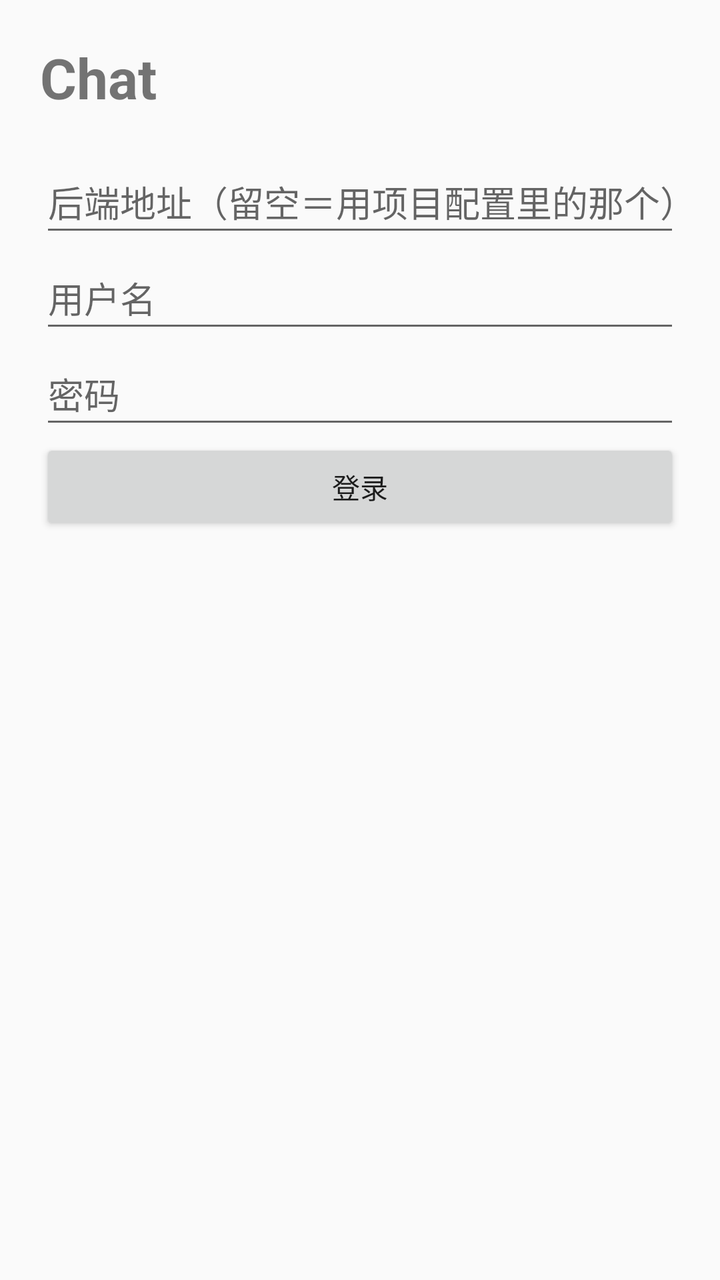
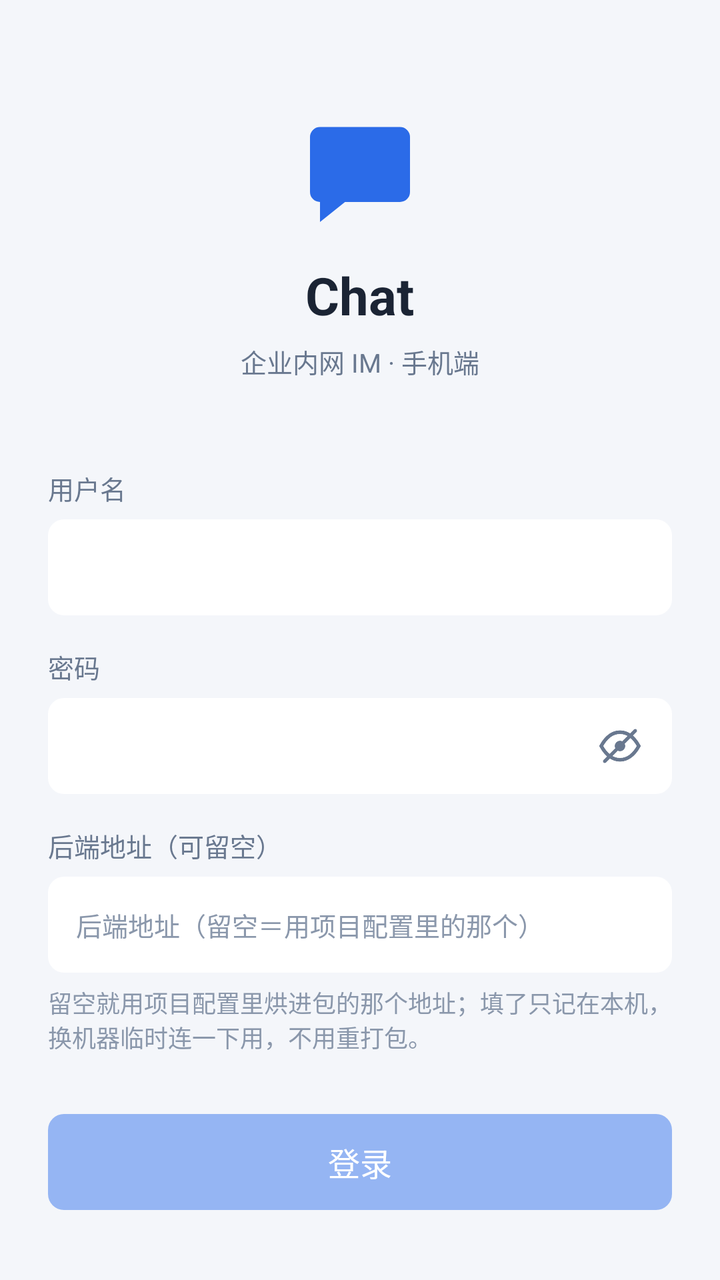

The first picture is an Android layout as it rendered before a commit; the second is the same layout after the commit. The layout source and the unified diff follow.
<!-- AndroidManifest.xml: application theme Theme.ChatMobile -->
<!-- res/layout/activity_login.xml -->
<?xml version="1.0" encoding="utf-8"?>
<LinearLayout xmlns:android="http://schemas.android.com/apk/res/android"
    android:layout_width="match_parent"
    android:layout_height="match_parent"
    android:orientation="vertical"
    android:padding="20dp">

    <TextView
        android:layout_width="wrap_content"
        android:layout_height="wrap_content"
        android:text="Chat"
        android:textSize="28sp"
        android:textStyle="bold"
        android:paddingBottom="18dp" />

    <EditText
        android:id="@+id/server"
        android:layout_width="match_parent"
        android:layout_height="wrap_content"
        android:hint="@string/server_hint"
        android:inputType="textUri"
        android:minHeight="48dp" />

    <EditText
        android:id="@+id/account"
        android:layout_width="match_parent"
        android:layout_height="wrap_content"
        android:hint="@string/username_hint"
        android:inputType="text"
        android:minHeight="48dp" />

    <EditText
        android:id="@+id/password"
        android:layout_width="match_parent"
        android:layout_height="wrap_content"
        android:hint="@string/password_hint"
        android:inputType="textPassword"
        android:minHeight="48dp" />

    <Button
        android:id="@+id/submit"
        android:layout_width="match_parent"
        android:layout_height="wrap_content"
        android:minHeight="48dp"
        android:text="@string/login" />

    <TextView
        android:id="@+id/status"
        android:layout_width="match_parent"
        android:layout_height="wrap_content"
        android:paddingTop="14dp"
        android:textSize="14sp" />

</LinearLayout>
<!-- resources referenced by this layout -->
<resources>
  <string name="login">登录</string>
  <string name="password_hint">密码</string>
  <string name="server_hint">后端地址（留空＝用项目配置里的那个）</string>
  <string name="username_hint">用户名</string>
  <style name="Theme.ChatMobile" parent="Theme.AppCompat.Light.NoActionBar" />
</resources>

<!-- the commit's change to res/layout/activity_login.xml (unified diff, before → after) -->
@@ -1,54 +1,171 @@
 <?xml version="1.0" encoding="utf-8"?>
-<LinearLayout xmlns:android="http://schemas.android.com/apk/res/android"
+<ScrollView xmlns:android="http://schemas.android.com/apk/res/android"
     android:layout_width="match_parent"
     android:layout_height="match_parent"
-    android:orientation="vertical"
-    android:padding="20dp">
+    android:background="@color/page_bg"
+    android:fillViewport="true"
+    android:scrollbars="none">
 
-    <TextView
-        android:layout_width="wrap_content"
-        android:layout_height="wrap_content"
-        android:text="Chat"
-        android:textSize="28sp"
-        android:textStyle="bold"
-        android:paddingBottom="18dp" />
-
-    <EditText
-        android:id="@+id/server"
+    <LinearLayout
         android:layout_width="match_parent"
         android:layout_height="wrap_content"
-        android:hint="@string/server_hint"
-        android:inputType="textUri"
-        android:minHeight="48dp" />
+        android:orientation="vertical"
+        android:gravity="center_horizontal"
+        android:paddingStart="24dp"
+        android:paddingEnd="24dp"
+        android:paddingTop="56dp"
+        android:paddingBottom="28dp">
 
-    <EditText
-        android:id="@+id/account"
-        android:layout_width="match_parent"
-        android:layout_height="wrap_content"
-        android:hint="@string/username_hint"
-        android:inputType="text"
-        android:minHeight="48dp" />
+        <ImageView
+            android:layout_width="60dp"
+            android:layout_height="60dp"
+            android:src="@drawable/ic_chat_brand"
+            android:contentDescription="@null" />
 
-    <EditText
-        android:id="@+id/password"
-        android:layout_width="match_parent"
-        android:layout_height="wrap_content"
-        android:hint="@string/password_hint"
-        android:inputType="textPassword"
-        android:minHeight="48dp" />
+        <TextView
+            android:layout_width="wrap_content"
+            android:layout_height="wrap_content"
+            android:layout_marginTop="14dp"
+            android:text="@string/app_name"
+            android:textColor="@color/ink"
+            android:textSize="26sp"
+            android:textStyle="bold" />
 
-    <Button
-        android:id="@+id/submit"
-        android:layout_width="match_parent"
-        android:layout_height="wrap_content"
-        android:minHeight="48dp"
-        android:text="@string/login" />
+        <TextView
+            android:layout_width="wrap_content"
+            android:layout_height="wrap_content"
+            android:layout_marginTop="6dp"
+            android:text="@string/login_subtitle"
+            android:textColor="@color/ink_dim"
+            android:textSize="13sp" />
 
-    <TextView
-        android:id="@+id/status"
-        android:layout_width="match_parent"
-        android:layout_height="wrap_content"
-        android:paddingTop="14dp"
-        android:textSize="14sp" />
+        <TextView
+            android:layout_width="match_parent"
+            android:layout_height="wrap_content"
+            android:layout_marginTop="44dp"
+            android:text="@string/username_hint"
+            android:textColor="@color/ink_dim"
+            android:textSize="13sp" />
 
-</LinearLayout>
+        <EditText
+            android:id="@+id/account"
+            android:layout_width="match_parent"
+            android:layout_height="wrap_content"
+            android:layout_marginTop="6dp"
+            android:background="@drawable/field_pill"
+            android:imeOptions="actionNext"
+            android:inputType="textNoSuggestions"
+            android:hint="@null"
+            android:maxLines="1"
+            android:minHeight="48dp"
+            android:paddingStart="14dp"
+            android:paddingEnd="14dp"
+            android:paddingTop="12dp"
+            android:paddingBottom="12dp"
+            android:textColor="@color/ink"
+            android:textColorHint="@color/ink_dim2"
+            android:textSize="15sp" />
+
+        <TextView
+            android:layout_width="match_parent"
+            android:layout_height="wrap_content"
+            android:layout_marginTop="16dp"
+            android:text="@string/password_hint"
+            android:textColor="@color/ink_dim"
+            android:textSize="13sp" />
+
+        <FrameLayout
+            android:layout_width="match_parent"
+            android:layout_height="wrap_content"
+            android:layout_marginTop="6dp">
+
+            <EditText
+                android:id="@+id/password"
+                android:layout_width="match_parent"
+                android:layout_height="wrap_content"
+                android:background="@drawable/field_pill"
+                android:hint="@null"
+                android:imeOptions="actionDone"
+                android:inputType="textPassword"
+                android:maxLines="1"
+                android:minHeight="48dp"
+                android:paddingStart="14dp"
+                android:paddingEnd="56dp"
+                android:paddingTop="12dp"
+                android:paddingBottom="12dp"
+                android:textColor="@color/ink"
+                android:textColorHint="@color/ink_dim2"
+                android:textSize="15sp" />
+
+            
+            <ImageButton
+                android:id="@+id/togglePass"
+                android:layout_width="48dp"
+                android:layout_height="48dp"
+                android:layout_gravity="end|center_vertical"
+                android:layout_marginEnd="2dp"
+                android:background="?attr/selectableItemBackgroundBorderless"
+                android:contentDescription="@string/login_toggle_pass"
+                android:src="@drawable/ic_eye_shut" />
+        </FrameLayout>
+
+        <TextView
+            android:layout_width="match_parent"
+            android:layout_height="wrap_content"
+            android:layout_marginTop="16dp"
+            android:text="@string/login_server_label"
+            android:textColor="@color/ink_dim"
+            android:textSize="13sp" />
+
+        <EditText
+            android:id="@+id/server"
+            android:layout_width="match_parent"
+            android:layout_height="wrap_content"
+            android:layout_marginTop="6dp"
+            android:background="@drawable/field_pill"
+            android:hint="@string/server_hint"
+            android:imeOptions="actionDone"
+            android:inputType="textUri"
+            android:maxLines="1"
+            android:minHeight="48dp"
+            android:paddingStart="14dp"
+            android:paddingEnd="14dp"
+            android:paddingTop="12dp"
+            android:paddingBottom="12dp"
+            android:textColor="@color/ink"
+            android:textColorHint="@color/ink_dim2"
+            android:textSize="13sp" />
+
+        <TextView
+            android:layout_width="match_parent"
+            android:layout_height="wrap_content"
+            android:layout_marginTop="6dp"
+            android:text="@string/login_server_note"
+            android:textColor="@color/ink_dim2"
+            android:textSize="12sp" />
+
+        <Button
+            android:id="@+id/submit"
+            android:layout_width="match_parent"
+            android:layout_height="48dp"
+            android:layout_marginTop="30dp"
+            android:background="@drawable/btn_brand"
+            android:enabled="false"
+            android:stateListAnimator="@null"
+            android:text="@string/login"
+            android:textColor="#FFFFFF"
+            android:textSize="16sp" />
+
+        
+        <TextView
+            android:id="@+id/status"
+            android:layout_width="match_parent"
+            android:layout_height="wrap_content"
+            android:layout_marginTop="16dp"
+            android:minHeight="20dp"
+            android:gravity="center_horizontal"
+            android:textColor="@color/ink_dim"
+            android:textSize="13sp" />
+
+    </LinearLayout>
+</ScrollView>
<!-- resource entries referenced after the edit -->
@@ -1,9 +1,66 @@
 <!-- resources referenced by this layout -->
 <resources>
+  <color name="ink">#1B2434</color>
+  <color name="ink_dim">#69788F</color>
+  <color name="ink_dim2">#8A97AB</color>
+  <color name="page_bg">@color/nb_bg_0</color>
+  <!-- drawable btn_brand (drawable) -->
+  <?xml version="1.0" encoding="utf-8"?>
+  <selector xmlns:android="http://schemas.android.com/apk/res/android">
+      <item android:state_enabled="false">
+          <shape android:shape="rectangle">
+              <solid android:color="@color/brand_dim" />
+              <corners android:radius="8dp" />
+          </shape>
+      </item>
+      <item>
+          <shape android:shape="rectangle">
+              <solid android:color="@color/brand" />
+              <corners android:radius="8dp" />
+          </shape>
+      </item>
+  </selector>
+  <!-- drawable field_pill (drawable) -->
+  <?xml version="1.0" encoding="utf-8"?>
+  <shape xmlns:android="http://schemas.android.com/apk/res/android" android:shape="rectangle">
+      <solid android:color="@color/surface" />
+      <corners android:radius="8dp" />
+  </shape>
+  <!-- drawable ic_chat_brand (drawable) -->
+  <?xml version="1.0" encoding="utf-8"?>
+  <vector xmlns:android="http://schemas.android.com/apk/res/android"
+      android:width="24dp" android:height="24dp"
+      android:viewportWidth="24" android:viewportHeight="24"
+      android:tint="@color/brand">
+      <path android:fillColor="#000000"
+          android:pathData="M4,3h16a2,2 0 0 1 2,2v11a2,2 0 0 1 -2,2H9l-5,4v-4a2,2 0 0 1 -2,-2V5a2,2 0 0 1 2,-2z" />
+  </vector>
+  <!-- drawable ic_eye_shut (drawable) -->
+  <?xml version="1.0" encoding="utf-8"?>
+  <vector xmlns:android="http://schemas.android.com/apk/res/android"
+      android:width="24dp" android:height="24dp"
+      android:viewportWidth="24" android:viewportHeight="24">
+      <path android:pathData="M2.6 12C5.1 7.4 8.4 5.1 12 5.1s6.9 2.3 9.4 6.9c-2.5 4.6-5.8 6.9-9.4 6.9S5.1 16.6 2.6 12z"
+          android:strokeColor="#69788F" android:strokeWidth="1.8" android:fillColor="#00000000"/>
+      <path android:pathData="M12 9.4a2.6 2.6 0 1 0 0 5.2 2.6 2.6 0 0 0 0-5.2z"
+          android:fillColor="#69788F"/>
+      <path android:pathData="M4.4 19.6 19.6 4.4"
+          android:strokeColor="#69788F" android:strokeWidth="1.8" android:strokeLineCap="round"/>
+  </vector>
+  <string name="app_name">Chat</string>
   <string name="login">登录</string>
+  <string name="login_server_label">后端地址（可留空）</string>
+  <string name="login_server_note">留空就用项目配置里烘进包的那个地址；填了只记在本机，换机器临时连一下用，不用重打包。</string>
+  <string name="login_subtitle">企业内网 IM · 手机端</string>
+  <string name="login_toggle_pass">显示或隐藏密码</string>
   <string name="password_hint">密码</string>
   <string name="server_hint">后端地址（留空＝用项目配置里的那个）</string>
   <string name="username_hint">用户名</string>
   <style name="Theme.ChatMobile" parent="Theme.AppCompat.Light.NoActionBar" />
+  <color name="nb_bg_0">#F4F6FA</color>
+  <color name="brand_dim">#95B5F3</color>
+  <color name="brand">#2B6BE8</color>
+  <color name="surface">@color/nb_bg_1</color>
+  <color name="nb_bg_1">#FFFFFF</color>
 </resources>
 
